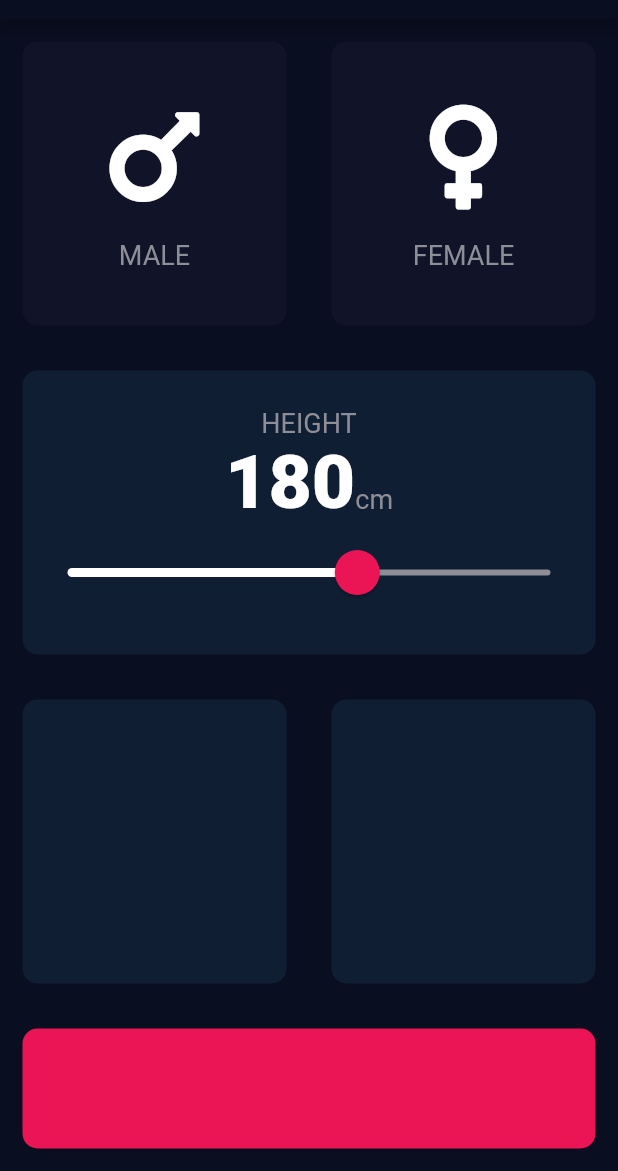
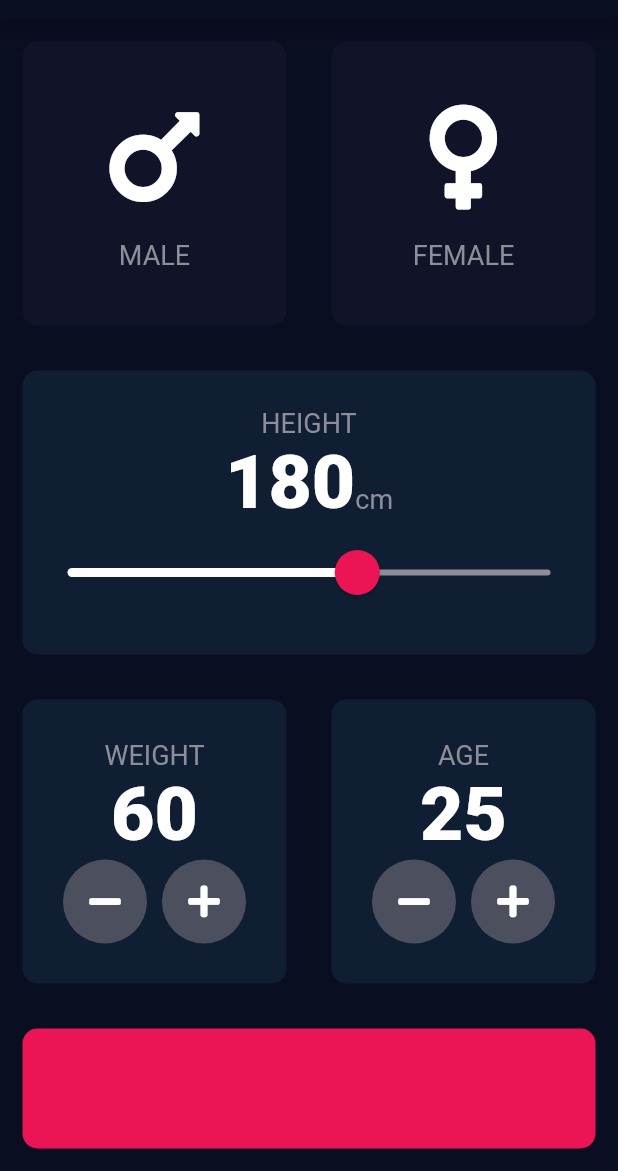
Before and after one commit to bekzodrakhmatof/BMI-CALCULATOR, a Flutter app: the screen it shows after launch, on a phone screen of 412 x 824 dp, the part 65-1236 px from its top. Run offline on Flutter 3.47's test engine with Material 2 defaults, Android fonts, the phone set to English and light mode, and no system bars; our stand-ins replace font_awesome_flutter.

Commit message:
Weight and Age implemented

```diff
--- a/lib/input_page.dart
+++ b/lib/input_page.dart
@@ -20,6 +20,8 @@ class _InputPageState extends State<InputPage> {
 
   Gender selectedGender;
   int height = 180;
+  int weight = 60;
+  int age = 25;
 
   @override
   Widget build(BuildContext context) {
@@ -124,12 +126,86 @@ class _InputPageState extends State<InputPage> {
                   Expanded(
                     child: ReusableCard(
                       color: kActiveCardColor,
+                      cardChild: Column(
+                        mainAxisAlignment: MainAxisAlignment.center,
+                        children: <Widget>[
+                          Text(
+                            "WEIGHT",
+                            style: kLabelTextStyle,
+                          ),
+                          Text(
+                            weight.toString(),
+                            style: kNumberTextStyle,
+                          ),
+                          Row(
+                            mainAxisAlignment: MainAxisAlignment.center,
+                            children: <Widget>[
+                              RoundIconButton(
+                                icon: FontAwesomeIcons.minus,
+                                onPressed: (){
+                                  setState(() {
+                                    weight--;
+                                  });
+                                },
+                              ),
+                              SizedBox(
+                                width: 10,
+                              ),
+                              RoundIconButton(
+                                icon: FontAwesomeIcons.plus,
+                                onPressed: (){
+                                  setState(() {
+                                    weight++;
+                                  });
+                                },
+                              ),
+                            ],
+                          )
+                        ],
+                      ),
                     )
                   ),
                   Expanded(
-                    child: ReusableCard(
-                      color: kActiveCardColor,
-                    )
+                      child: ReusableCard(
+                        color: kActiveCardColor,
+                        cardChild: Column(
+                          mainAxisAlignment: MainAxisAlignment.center,
+                          children: <Widget>[
+                            Text(
+                              "AGE",
+                              style: kLabelTextStyle,
+                            ),
+                            Text(
+                              age.toString(),
+                              style: kNumberTextStyle,
+                            ),
+                            Row(
+                              mainAxisAlignment: MainAxisAlignment.center,
+                              children: <Widget>[
+                                RoundIconButton(
+                                  icon: FontAwesomeIcons.minus,
+                                  onPressed: (){
+                                    setState(() {
+                                      age--;
+                                    });
+                                  },
+                                ),
+                                SizedBox(
+                                  width: 10,
+                                ),
+                                RoundIconButton(
+                                  icon: FontAwesomeIcons.plus,
+                                  onPressed: (){
+                                    setState(() {
+                                      age++;
+                                    });
+                                  },
+                                ),
+                              ],
+                            )
+                          ],
+                        ),
+                      )
                   ),
                 ],
               ),
@@ -149,3 +225,25 @@ class _InputPageState extends State<InputPage> {
     );
   }
 }
+
+class RoundIconButton extends StatelessWidget {
+
+  RoundIconButton({@required this.icon, @required this.onPressed});
+  final IconData icon;
+  final Function onPressed;
+
+  @override
+  Widget build(BuildContext context) {
+    return RawMaterialButton(
+      child: Icon(icon),
+      onPressed: onPressed,
+      elevation: 0,
+      constraints: BoxConstraints.tightFor(
+        width: 56,
+        height: 56,
+      ),
+      shape: CircleBorder(),
+      fillColor: Color(0xFF4C4F5E),
+    );
+  }
+}
```
